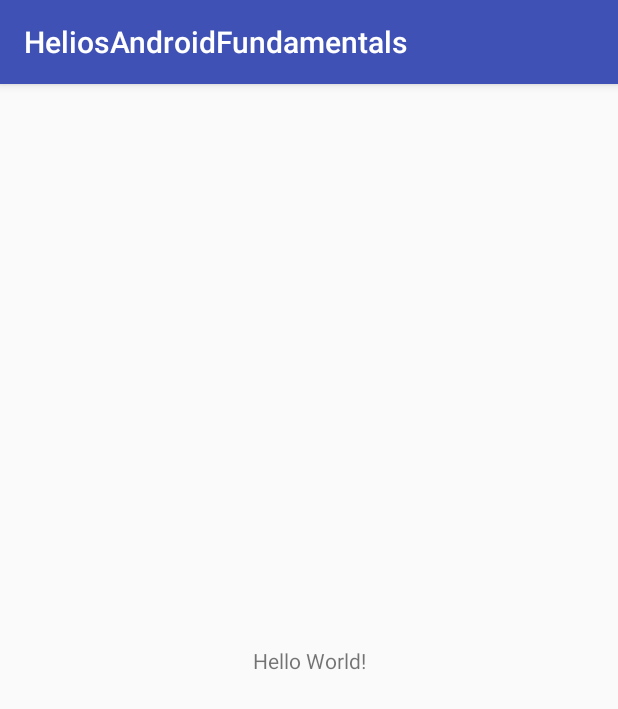
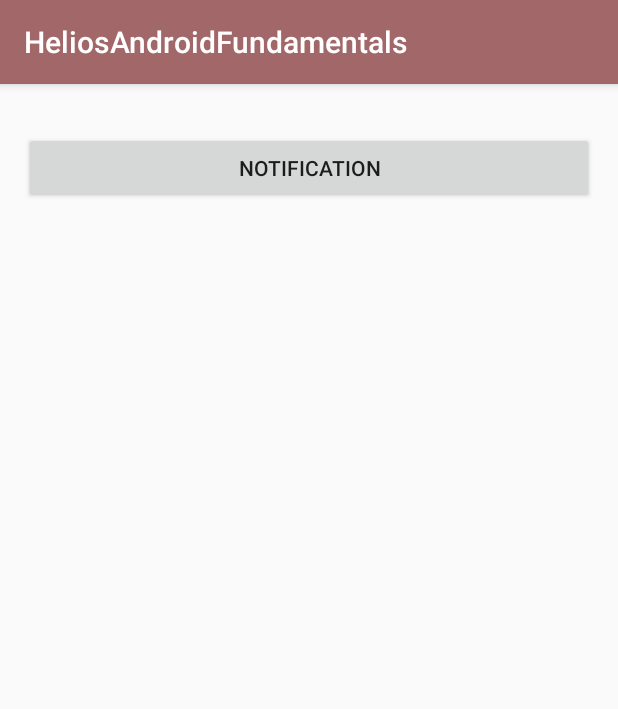
Before and after one commit to HeliosSoftwareDeveloper/HeliosAndroidFundamentals, an Android app: the screen it shows after launch (MainActivity), on a phone screen of 412 x 824 dp. Shown: the top 709 px of the screen. Run offline under Robolectric (Android 15) with nearby library versions, the phone set to English and light mode, and no system bars.

Commit message:
worked on Android fundamentals 08.1: Notifications

```diff
--- a/app/build.gradle
+++ b/app/build.gradle
@@ -24,7 +24,7 @@ android {
 
 dependencies {
     implementation fileTree(dir: 'libs', include: ['*.jar'])
-    implementation"org.jetbrains.kotlin:kotlin-stdlib-jre7:$kotlin_version"
+    implementation "org.jetbrains.kotlin:kotlin-stdlib-jre7:$kotlin_version"
     implementation 'com.android.support:appcompat-v7:26.1.0'
     implementation 'com.android.support.constraint:constraint-layout:1.1.3'
     implementation 'com.android.support:support-annotations:27.1.1'
--- a/app/src/main/java/com/heliossoftwaredeveloper/heliosandroidfundamentals/MainActivity.kt
+++ b/app/src/main/java/com/heliossoftwaredeveloper/heliosandroidfundamentals/MainActivity.kt
@@ -1,12 +1,26 @@
+/* (c) Helios Software Developer. All rights reserved. */
 package com.heliossoftwaredeveloper.heliosandroidfundamentals
 
 import android.support.v7.app.AppCompatActivity
 import android.os.Bundle
+import android.view.View
+import com.heliossoftwaredeveloper.heliosandroidfundamentals.Notification.NotificationActivity
+import kotlinx.android.synthetic.main.activity_main.*
+
+/**
+ * Created by Ruel N. Grajo on 06/24/2019.
+ *
+ * Main Activity to hold fragments and views.
+ */
 
 class MainActivity : AppCompatActivity() {
 
     override fun onCreate(savedInstanceState: Bundle?) {
         super.onCreate(savedInstanceState)
         setContentView(R.layout.activity_main)
+
+        btn_notification.setOnClickListener(View.OnClickListener {
+            startActivity(NotificationActivity.newIntent(this))
+        })
     }
 }
--- a/app/src/main/res/layout/activity_main.xml
+++ b/app/src/main/res/layout/activity_main.xml
@@ -5,15 +5,16 @@
     xmlns:tools="http://schemas.android.com/tools"
     android:layout_width="match_parent"
     android:layout_height="match_parent"
+    android:padding="16dp"
     tools:context="com.heliossoftwaredeveloper.heliosandroidfundamentals.MainActivity">
 
-    <TextView
-        android:layout_width="wrap_content"
+    <Button
+        android:id="@+id/btn_notification"
+        android:layout_width="0dp"
         android:layout_height="wrap_content"
-        android:text="Hello World!"
-        app:layout_constraintBottom_toBottomOf="parent"
-        app:layout_constraintLeft_toLeftOf="parent"
-        app:layout_constraintRight_toRightOf="parent"
+        android:layout_marginTop="16dp"
+        android:text="Notification"
+        app:layout_constraintEnd_toEndOf="parent"
+        app:layout_constraintStart_toStartOf="parent"
         app:layout_constraintTop_toTopOf="parent"/>
-
 </android.support.constraint.ConstraintLayout>
--- a/app/src/main/res/values/colors.xml
+++ b/app/src/main/res/values/colors.xml
@@ -1,6 +1,8 @@
 <?xml version="1.0" encoding="utf-8"?>
 <resources>
-    <color name="colorPrimary">#3F51B5</color>
-    <color name="colorPrimaryDark">#303F9F</color>
-    <color name="colorAccent">#FF4081</color>
+    <color name="colorPrimary">#A26769</color>
+    <color name="colorPrimaryDark">#582C4D</color>
+    <color name="colorAccent">#ECE2D0</color>
+    <color name="colorDarkVanilla">#D5B9B2</color>
+    <color name="colorBlackShadow">#BFB5AF</color>
 </resources>
--- a/app/src/main/res/values/strings.xml
+++ b/app/src/main/res/values/strings.xml
@@ -1,3 +1,8 @@
 <resources>
     <string name="app_name">HeliosAndroidFundamentals</string>
+
+    <string name="notification_title">You\'ve been notified!</string>
+    <string name="notification_message">This is your notification text.</string>
+    <string name="notification_title_update">Notification Updated!</string>
+    <string name="notification_action_title_update">"Update Notification</string>
 </resources>
```
Also changed, not shown: app/src/main/AndroidManifest.xml (+8 -0 lines), app/src/main/java/com/heliossoftwaredeveloper/heliosandroidfundamentals/Notification/NotificationActivity.kt (added, +165 -0 lines), app/src/main/java/com/heliossoftwaredeveloper/heliosandroidfundamentals/Notification/NotificationReceiver.kt (added, +25 -0 lines), app/src/main/res/layout/activity_notification.xml (added, +41 -0 lines), app/src/main/res/drawable-hdpi/ic_action_update.png (added), app/src/main/res/drawable-mdpi/ic_action_update.png (added), app/src/main/res/drawable-xhdpi/ic_action_update.png (added), app/src/main/res/drawable-xxhdpi/ic_action_update.png (added), app/src/main/res/drawable/helios_1.jpg (added).
